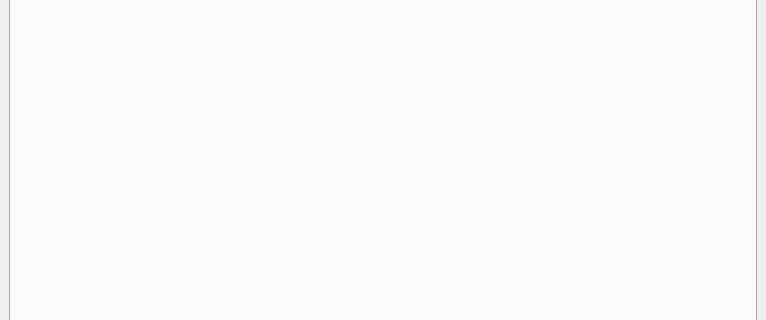
This is gui/CanEther.ui in dinordi/CanEtherMonitor as Qt 5 draws it before an edit; both pictures show x 0 to 766 and y 130 to 450 of the 766 by 550 pixel window. The edited form follows.
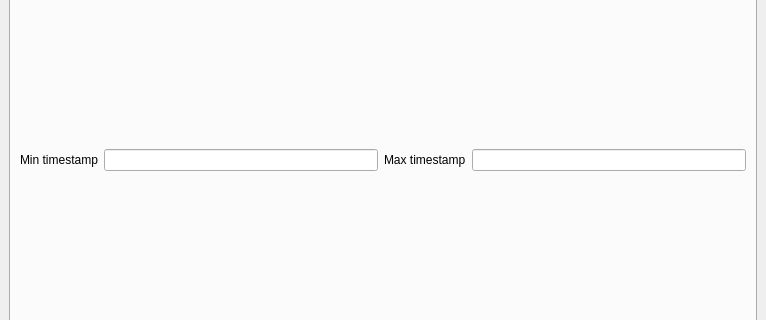
This is the edited form.

Commit message: Fixed timestamps and added min and max timestamp parameters

```diff
--- a/gui/CanEther.ui
+++ b/gui/CanEther.ui
@@ -45,6 +45,30 @@
           <string>Graph</string>
          </attribute>
          <layout class="QVBoxLayout" name="verticalLayout_2">
+          <item>
+           <layout class="QHBoxLayout" name="horizontalLayout">
+            <item>
+             <widget class="QLabel" name="label">
+              <property name="text">
+               <string>Min timestamp</string>
+              </property>
+             </widget>
+            </item>
+            <item>
+             <widget class="QLineEdit" name="lineEdit_MinTime"/>
+            </item>
+            <item>
+             <widget class="QLabel" name="label_2">
+              <property name="text">
+               <string>Max timestamp</string>
+              </property>
+             </widget>
+            </item>
+            <item>
+             <widget class="QLineEdit" name="lineEdit_MaxTime"/>
+            </item>
+           </layout>
+          </item>
           <item>
            <layout class="QGridLayout" name="matlabView"/>
           </item>
```
The commit also changes 3 other files.
